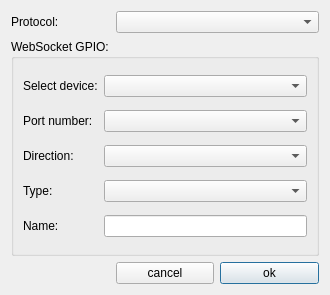
AWAH-SIP/AWAH-SIP_Desktop-GUI, file addgpio.ui: the form before one commit.
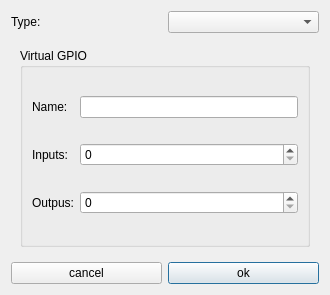
The form after the commit. The open tabs and pages were chosen to show the change.

The edit to the form file:
```diff
--- a/addgpio.ui
+++ b/addgpio.ui
@@ -13,94 +13,15 @@
   <property name="windowTitle">
    <string>add GPIO device</string>
   </property>
-  <layout class="QGridLayout" name="gridLayout">
-   <item row="4" column="4">
-    <widget class="QPushButton" name="pushButton_ok">
-     <property name="text">
-      <string>ok</string>
-     </property>
-     <property name="default">
-      <bool>true</bool>
-     </property>
-    </widget>
-   </item>
-   <item row="4" column="3">
-    <widget class="QPushButton" name="pushButton_cancel">
-     <property name="text">
-      <string>cancel</string>
-     </property>
-    </widget>
-   </item>
-   <item row="1" column="2">
+  <layout class="QGridLayout" name="gridLayout_6">
+   <item row="0" column="0">
     <widget class="QLabel" name="label">
      <property name="text">
-      <string>Protocol:</string>
+      <string>Type:</string>
      </property>
     </widget>
    </item>
-   <item row="2" column="2" rowspan="2" colspan="3">
-    <widget class="QGroupBox" name="groupBox">
-     <property name="enabled">
-      <bool>true</bool>
-     </property>
-     <property name="title">
-      <string>WebSocket GPIO:</string>
-     </property>
-     <layout class="QGridLayout" name="gridLayout_2">
-      <item row="5" column="0">
-       <widget class="QLabel" name="label_5">
-        <property name="text">
-         <string>Type:</string>
-        </property>
-       </widget>
-      </item>
-      <item row="6" column="1">
-       <widget class="QLineEdit" name="lineEdit_name"/>
-      </item>
-      <item row="2" column="1">
-       <widget class="QComboBox" name="comboBox_Device"/>
-      </item>
-      <item row="6" column="0">
-       <widget class="QLabel" name="label_6">
-        <property name="text">
-         <string>Name:</string>
-        </property>
-       </widget>
-      </item>
-      <item row="5" column="1">
-       <widget class="QComboBox" name="comboBox_Type"/>
-      </item>
-      <item row="2" column="0">
-       <widget class="QLabel" name="label_2">
-        <property name="text">
-         <string>Select device:</string>
-        </property>
-       </widget>
-      </item>
-      <item row="4" column="1">
-       <widget class="QComboBox" name="comboBox_Direction"/>
-      </item>
-      <item row="4" column="0">
-       <widget class="QLabel" name="label_4">
-        <property name="text">
-         <string>Direction:</string>
-        </property>
-       </widget>
-      </item>
-      <item row="3" column="0">
-       <widget class="QLabel" name="label_3">
-        <property name="text">
-         <string>Port number:</string>
-        </property>
-       </widget>
-      </item>
-      <item row="3" column="1">
-       <widget class="QComboBox" name="comboBox_Port"/>
-      </item>
-     </layout>
-    </widget>
-   </item>
-   <item row="1" column="3" colspan="2">
+   <item row="0" column="1">
     <widget class="QComboBox" name="comboBox_6">
      <property name="minimumSize">
       <size>
@@ -110,6 +31,139 @@
      </property>
     </widget>
    </item>
+   <item row="1" column="0" colspan="2">
+    <widget class="QStackedWidget" name="stackedWidget">
+     <property name="currentIndex">
+      <number>2</number>
+     </property>
+     <widget class="QWidget" name="VirtualGPIO">
+      <layout class="QGridLayout" name="gridLayout_3">
+       <item row="0" column="0" rowspan="2" colspan="2">
+        <widget class="QGroupBox" name="groupBox_virual">
+         <property name="title">
+          <string>Virtual GPIO</string>
+         </property>
+         <layout class="QGridLayout" name="gridLayout_2">
+          <item row="0" column="1">
+           <widget class="QLineEdit" name="lineEdit_nameVirutal"/>
+          </item>
+          <item row="0" column="0">
+           <widget class="QLabel" name="label_6">
+            <property name="text">
+             <string>Name:</string>
+            </property>
+           </widget>
+          </item>
+          <item row="1" column="0">
+           <widget class="QLabel" name="label_2">
+            <property name="text">
+             <string>Inputs:</string>
+            </property>
+           </widget>
+          </item>
+          <item row="1" column="1">
+           <widget class="QSpinBox" name="spinBox_InputsVirutal"/>
+          </item>
+          <item row="2" column="0">
+           <widget class="QLabel" name="label_3">
+            <property name="text">
+             <string>Outpus:</string>
+            </property>
+           </widget>
+          </item>
+          <item row="2" column="1">
+           <widget class="QSpinBox" name="spinBox_OutpustVirtual"/>
+          </item>
+         </layout>
+        </widget>
+       </item>
+      </layout>
+     </widget>
+     <widget class="QWidget" name="AndGate">
+      <layout class="QGridLayout" name="gridLayout_4">
+       <item row="0" column="0" colspan="3">
+        <widget class="QGroupBox" name="groupBox_and">
+         <property name="title">
+          <string>And Gate</string>
+         </property>
+         <layout class="QGridLayout" name="gridLayout_5">
+          <item row="0" column="0">
+           <widget class="QLabel" name="label_5">
+            <property name="text">
+             <string>Name:</string>
+            </property>
+           </widget>
+          </item>
+          <item row="0" column="1">
+           <widget class="QLineEdit" name="lineEdit_NameAnd"/>
+          </item>
+          <item row="1" column="0">
+           <widget class="QLabel" name="label_4">
+            <property name="text">
+             <string>Inputs:</string>
+            </property>
+           </widget>
+          </item>
+          <item row="1" column="1">
+           <widget class="QSpinBox" name="spinBox_InputsAnd"/>
+          </item>
+         </layout>
+        </widget>
+       </item>
+      </layout>
+     </widget>
+     <widget class="QWidget" name="OrGate">
+      <layout class="QGridLayout" name="gridLayout_7">
+       <item row="0" column="0">
+        <widget class="QGroupBox" name="groupBox">
+         <property name="title">
+          <string>OR Gate</string>
+         </property>
+         <layout class="QGridLayout" name="gridLayout">
+          <item row="0" column="1">
+           <widget class="QLineEdit" name="lineEdit_NameOr"/>
+          </item>
+          <item row="1" column="1">
+           <widget class="QSpinBox" name="spinBox_InputOr"/>
+          </item>
+          <item row="1" column="0">
+           <widget class="QLabel" name="label_8">
+            <property name="text">
+             <string>Inptuts:</string>
+            </property>
+           </widget>
+          </item>
+          <item row="0" column="0">
+           <widget class="QLabel" name="label_7">
+            <property name="text">
+             <string>Name:</string>
+            </property>
+           </widget>
+          </item>
+         </layout>
+        </widget>
+       </item>
+      </layout>
+     </widget>
+    </widget>
+   </item>
+   <item row="2" column="0">
+    <widget class="QPushButton" name="pushButton_cancel">
+     <property name="text">
+      <string>cancel</string>
+     </property>
+    </widget>
+   </item>
+   <item row="2" column="1">
+    <widget class="QPushButton" name="pushButton_ok">
+     <property name="text">
+      <string>ok</string>
+     </property>
+     <property name="default">
+      <bool>true</bool>
+     </property>
+    </widget>
+   </item>
   </layout>
  </widget>
  <resources/>
```
